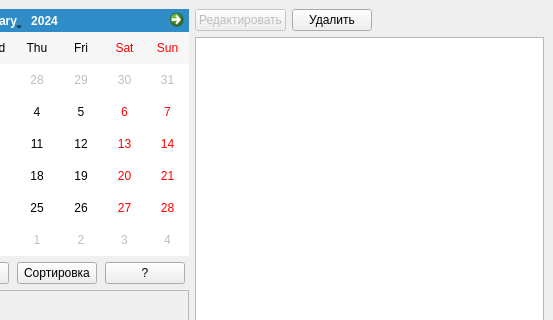
Above: mainwindow.ui from Omjejka/CalendarProject before the change; both pictures show x 170 to 723 and y 0 to 320 of the 723 by 686 pixel window. Below: the same form after it.
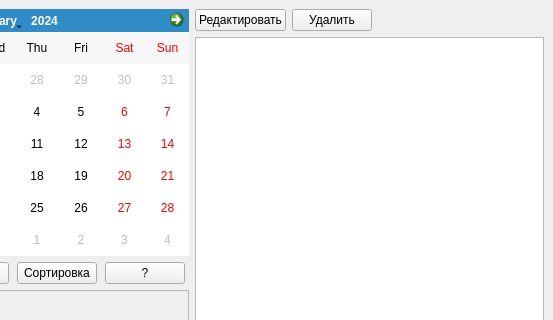
That is the form after the change.

Commit message:
Добавлено удаление и загрузка
Удаление событий.
Загрузка событий как при запуске, так и при смене даты.
Малые улучшение и исправления ошибок.

Patch:
```diff
--- a/mainwindow.ui
+++ b/mainwindow.ui
@@ -163,7 +163,7 @@
       <item row="0" column="0">
        <widget class="QPushButton" name="redactB">
         <property name="enabled">
-         <bool>false</bool>
+         <bool>true</bool>
         </property>
         <property name="sizePolicy">
          <sizepolicy hsizetype="Fixed" vsizetype="Fixed">
```
The commit also changes 2 other files.
